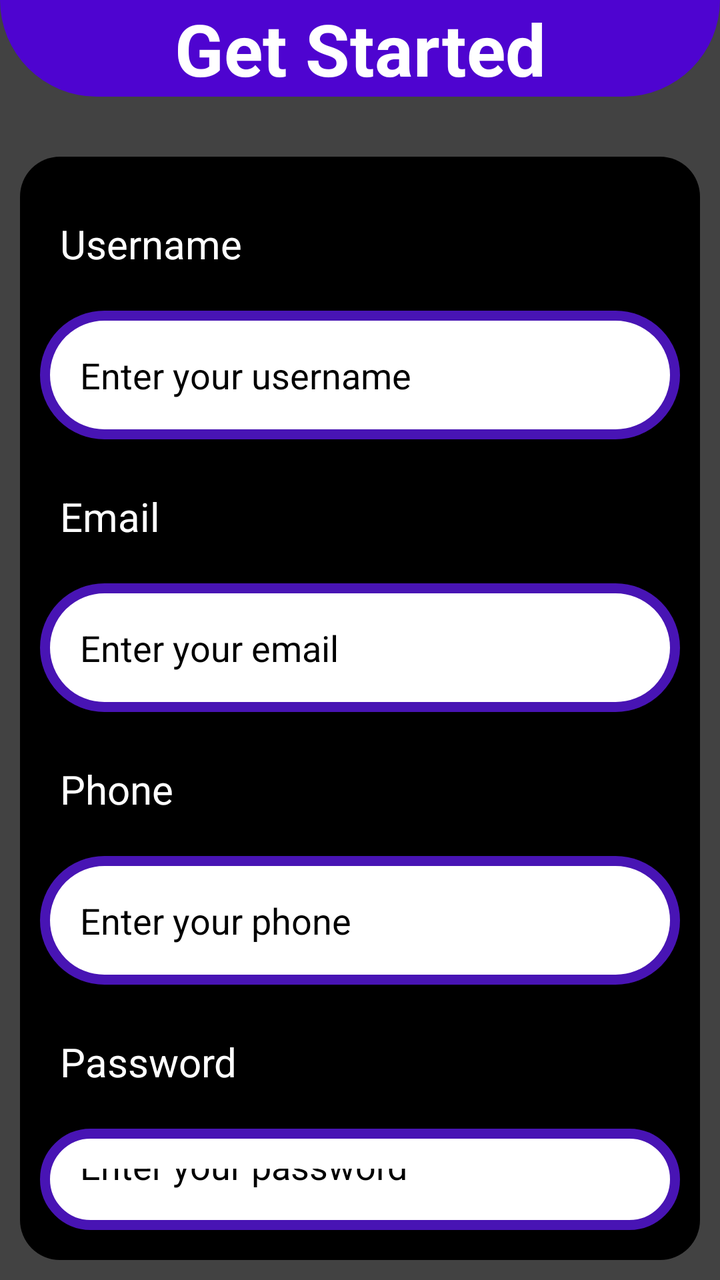
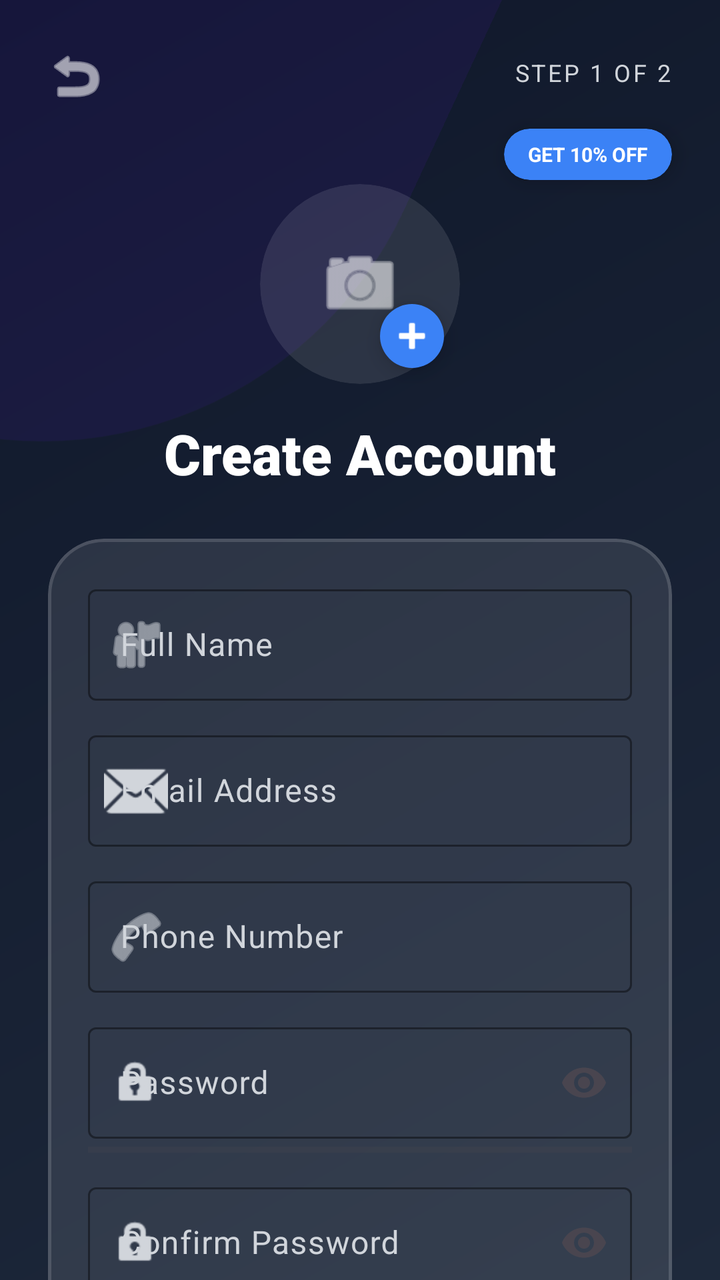

Two renders of the same Android screen: before a commit and after it. Below are the layout's source before the change and the commit's diff.
<!-- AndroidManifest.xml: application theme Theme.SokoGardenApp_Kenny -->
<!-- res/layout/activity_sign_up.xml -->
<?xml version="1.0" encoding="utf-8"?>
<LinearLayout xmlns:android="http://schemas.android.com/apk/res/android"
    xmlns:app="http://schemas.android.com/apk/res-auto"
    xmlns:tools="http://schemas.android.com/tools"
    android:id="@+id/main"
    android:layout_width="match_parent"
    android:layout_height="match_parent"
    android:orientation="vertical"
    android:backgroundTint="@color/cardview_dark_background"
    android:background="@color/material_dynamic_primary0"
    tools:context=".SignUpActivity">


    <TextView
        android:layout_width="match_parent"
        android:layout_height="wrap_content"
        android:text="Get Started"
        android:textSize="36sp"
        android:textAlignment="center"
        android:textColor="@color/white"
        android:background="@drawable/shape"
        android:textStyle="bold"
        android:layout_marginBottom="20dp"/>


    
    <LinearLayout
        android:layout_width="match_parent"
        android:layout_height="wrap_content"
        android:orientation="vertical"
        android:backgroundTint="@color/black"
        android:padding="10dp"
        android:layout_margin="10dp"
        android:background="@drawable/form_bg_shape">



    
    <TextView
        android:layout_width="match_parent"
        android:layout_height="wrap_content"
        android:text="Username"
        android:textColor="@color/white"
        android:textSize="20sp"
        android:layout_marginBottom="20dp"
        android:layout_marginTop="20dp"
        android:backgroundTint="@color/white"
        android:layout_marginLeft="10dp"/>


    <EditText
        android:layout_width="match_parent"
        android:layout_height="wrap_content"
        android:hint="Enter your username"
        android:padding="20dp"
        android:textColor="@color/black"
        android:layout_marginBottom="5dp"
        android:background="@drawable/edittext_shape"
        android:textColorHint="@color/black"
        android:id="@+id/username"/>


    <TextView
        android:layout_width="match_parent"
        android:layout_height="wrap_content"
        android:text="Email"
        android:textColor="@color/white"
        android:textSize="20sp"
        android:layout_marginBottom="20dp"
        android:layout_marginTop="20dp"
        android:textColorHint="@color/white"
        android:layout_marginLeft="10dp"/>

    
    <EditText
        android:layout_width="match_parent"
        android:layout_height="wrap_content"
        android:hint="Enter your email"
        android:padding="20dp"
        android:textColor="@color/black"
        android:layout_marginBottom="5dp"
        android:inputType="textEmailAddress"
        android:background="@drawable/edittext_shape"
        android:textColorHint="@color/black"
        android:id="@+id/email"/>

    <TextView
        android:layout_width="match_parent"
        android:layout_height="wrap_content"
        android:text="Phone"
        android:textColor="@color/white"
        android:textSize="20sp"
        android:layout_marginBottom="20dp"
        android:layout_marginTop="20dp"
        android:textColorHint="@color/black"
        android:layout_marginLeft="10dp"/>

    
    <EditText
        android:layout_width="match_parent"
        android:layout_height="wrap_content"
        android:hint="Enter your phone"
        android:padding="20dp"
        android:textColor="@color/black"
        android:layout_marginBottom="5dp"
        android:textColorHint="@color/black"
        android:background="@drawable/edittext_shape"
        android:id="@+id/phone"/>


    <TextView
        android:layout_width="match_parent"
        android:layout_height="wrap_content"
        android:text="Password"
        android:textColor="@color/white"
        android:textSize="20sp"
        android:layout_marginBottom="20dp"
        android:layout_marginTop="20dp"
        android:backgroundTint="@color/black"
        android:layout_marginLeft="10dp"/>

    
    <EditText
        android:layout_width="match_parent"
        android:layout_height="wrap_content"
        android:hint="Enter your password"
        android:padding="20dp"
        android:textColor="@color/black"
        android:layout_marginBottom="5dp"
        android:textColorHint="@color/black"
        android:inputType="textPassword"
        android:background="@drawable/edittext_shape"
        android:id="@+id/password"/>
    <Button
        android:layout_width="match_parent"
        android:layout_height="wrap_content"
        android:text="Sign Up"
        android:background="@color/white"
        android:id="@+id/signup"/>

    </LinearLayout>
</LinearLayout>
<!-- resources referenced by this layout -->
<resources>
  <color name="black">#FF000000</color>
  <color name="white">#FFFFFFFF</color>
  <!-- drawable edittext_shape (drawable) -->
  <?xml version="1.0" encoding="utf-8"?>
  <shape
      xmlns:android="http://schemas.android.com/apk/res/android">
  
      <solid
          android:color="@color/white"/>
  
      <stroke
          android:width="5dp"
          android:color="#4814B4"/>
  
      <corners
          android:radius="30dp"/>
  
  
  </shape>
  <!-- drawable form_bg_shape (drawable) -->
  <?xml version="1.0" encoding="utf-8"?>
  <shape
      xmlns:android="http://schemas.android.com/apk/res/android">
      <solid android:color="@color/white"/>
      <corners
          android:radius="20dp"/>
  
          <padding
              android:bottom="10dp"
              android:top="10dp"/>
  </shape>
  <!-- drawable shape (drawable) -->
  <?xml version="1.0" encoding="utf-8"?>
  <shape
      xmlns:android="http://schemas.android.com/apk/res/android">
  
      <solid android:color="#4E04D0"/>
      <corners
          android:bottomLeftRadius="500dp"
          android:bottomRightRadius="500dp"/>
  </shape>
  <style name="Theme.SokoGardenApp_Kenny" parent="Base.Theme.SokoGardenApp_Kenny" />
  <style name="Base.Theme.SokoGardenApp_Kenny" parent="Theme.Material3.DayNight.NoActionBar">
          
          
      </style>
</resources>

<!-- the commit's change to res/layout/activity_sign_up.xml (unified diff, before → after) -->
@@ -1,142 +1,396 @@
 <?xml version="1.0" encoding="utf-8"?>
-<LinearLayout xmlns:android="http://schemas.android.com/apk/res/android"
+<androidx.core.widget.NestedScrollView xmlns:android="http://schemas.android.com/apk/res/android"
     xmlns:app="http://schemas.android.com/apk/res-auto"
     xmlns:tools="http://schemas.android.com/tools"
-    android:id="@+id/main"
     android:layout_width="match_parent"
     android:layout_height="match_parent"
-    android:orientation="vertical"
-    android:backgroundTint="@color/cardview_dark_background"
-    android:background="@color/material_dynamic_primary0"
+    android:background="@drawable/splash_gradient"
+    android:fillViewport="true"
     tools:context=".SignUpActivity">
 
-
-    <TextView
+    <androidx.constraintlayout.widget.ConstraintLayout
+        android:id="@+id/main"
         android:layout_width="match_parent"
         android:layout_height="wrap_content"
-        android:text="Get Started"
-        android:textSize="36sp"
-        android:textAlignment="center"
-        android:textColor="@color/white"
-        android:background="@drawable/shape"
-        android:textStyle="bold"
-        android:layout_marginBottom="20dp"/>
-
-
-    
-    <LinearLayout
-        android:layout_width="match_parent"
-        android:layout_height="wrap_content"
-        android:orientation="vertical"
-        android:backgroundTint="@color/black"
-        android:padding="10dp"
-        android:layout_margin="10dp"
-        android:background="@drawable/form_bg_shape">
-
-
-
-    
-    <TextView
-        android:layout_width="match_parent"
-        android:layout_height="wrap_content"
-        android:text="Username"
-        android:textColor="@color/white"
-        android:textSize="20sp"
-        android:layout_marginBottom="20dp"
-        android:layout_marginTop="20dp"
-        android:backgroundTint="@color/white"
-        android:layout_marginLeft="10dp"/>
-
-
-    <EditText
-        android:layout_width="match_parent"
-        android:layout_height="wrap_content"
-        android:hint="Enter your username"
-        android:padding="20dp"
-        android:textColor="@color/black"
-        android:layout_marginBottom="5dp"
-        android:background="@drawable/edittext_shape"
-        android:textColorHint="@color/black"
-        android:id="@+id/username"/>
-
-
-    <TextView
-        android:layout_width="match_parent"
-        android:layout_height="wrap_content"
-        android:text="Email"
-        android:textColor="@color/white"
-        android:textSize="20sp"
-        android:layout_marginBottom="20dp"
-        android:layout_marginTop="20dp"
-        android:textColorHint="@color/white"
-        android:layout_marginLeft="10dp"/>
-
-    
-    <EditText
-        android:layout_width="match_parent"
-        android:layout_height="wrap_content"
-        android:hint="Enter your email"
-        android:padding="20dp"
-        android:textColor="@color/black"
-        android:layout_marginBottom="5dp"
-        android:inputType="textEmailAddress"
-        android:background="@drawable/edittext_shape"
-        android:textColorHint="@color/black"
-        android:id="@+id/email"/>
-
-    <TextView
-        android:layout_width="match_parent"
-        android:layout_height="wrap_content"
-        android:text="Phone"
-        android:textColor="@color/white"
-        android:textSize="20sp"
-        android:layout_marginBottom="20dp"
-        android:layout_marginTop="20dp"
-        android:textColorHint="@color/black"
-        android:layout_marginLeft="10dp"/>
-
-    
-    <EditText
-        android:layout_width="match_parent"
-        android:layout_height="wrap_content"
-        android:hint="Enter your phone"
-        android:padding="20dp"
-        android:textColor="@color/black"
-        android:layout_marginBottom="5dp"
-        android:textColorHint="@color/black"
-        android:background="@drawable/edittext_shape"
-        android:id="@+id/phone"/>
-
-
-    <TextView
-        android:layout_width="match_parent"
-        android:layout_height="wrap_content"
-        android:text="Password"
-        android:textColor="@color/white"
-        android:textSize="20sp"
-        android:layout_marginBottom="20dp"
-        android:layout_marginTop="20dp"
-        android:backgroundTint="@color/black"
-        android:layout_marginLeft="10dp"/>
-
-    
-    <EditText
-        android:layout_width="match_parent"
-        android:layout_height="wrap_content"
-        android:hint="Enter your password"
-        android:padding="20dp"
-        android:textColor="@color/black"
-        android:layout_marginBottom="5dp"
-        android:textColorHint="@color/black"
-        android:inputType="textPassword"
-        android:background="@drawable/edittext_shape"
-        android:id="@+id/password"/>
-    <Button
-        android:layout_width="match_parent"
-        android:layout_height="wrap_content"
-        android:text="Sign Up"
-        android:background="@color/white"
-        android:id="@+id/signup"/>
-
-    </LinearLayout>
-</LinearLayout>
+        android:paddingBottom="40dp">
+
+        
+        <View
+            android:id="@+id/decor_top"
+            android:layout_width="400dp"
+            android:layout_height="400dp"
+            android:layout_marginStart="-180dp"
+            android:layout_marginTop="-180dp"
+            android:alpha="0.1"
+            android:background="@drawable/shape"
+            android:rotation="25"
+            app:layout_constraintStart_toStartOf="parent"
+            app:layout_constraintTop_toTopOf="parent" />
+
+        <View
+            android:id="@+id/decor_bottom"
+            android:layout_width="350dp"
+            android:layout_height="350dp"
+            android:layout_marginEnd="-150dp"
+            android:layout_marginBottom="-150dp"
+            android:alpha="0.08"
+            android:background="@drawable/shape"
+            android:rotation="-15"
+            app:layout_constraintBottom_toBottomOf="parent"
+            app:layout_constraintEnd_toEndOf="parent" />
+
+        
+        <ImageButton
+            android:id="@+id/btnBack"
+            android:layout_width="44dp"
+            android:layout_height="44dp"
+            android:layout_marginStart="16dp"
+            android:layout_marginTop="16dp"
+            android:background="?attr/selectableItemBackgroundBorderless"
+            android:contentDescription="@string/back"
+            android:src="@android:drawable/ic_menu_revert"
+            app:layout_constraintStart_toStartOf="parent"
+            app:layout_constraintTop_toTopOf="parent"
+            app:tint="@color/white" />
+
+        
+        <TextView
+            android:id="@+id/tvStep"
+            android:layout_width="wrap_content"
+            android:layout_height="wrap_content"
+            android:layout_marginTop="28dp"
+            android:layout_marginEnd="24dp"
+            android:text="@string/step_indicator"
+            android:textColor="@color/text_gray"
+            android:textSize="12sp"
+            android:textAllCaps="true"
+            android:letterSpacing="0.1"
+            app:layout_constraintEnd_toEndOf="parent"
+            app:layout_constraintTop_toTopOf="parent" />
+
+        
+        <com.google.android.material.card.MaterialCardView
+            android:id="@+id/promoBadge"
+            android:layout_width="wrap_content"
+            android:layout_height="wrap_content"
+            android:layout_marginTop="20dp"
+            android:layout_marginEnd="24dp"
+            app:cardBackgroundColor="@color/accent_blue"
+            app:cardCornerRadius="20dp"
+            app:cardElevation="6dp"
+            app:layout_constraintEnd_toEndOf="parent"
+            app:layout_constraintTop_toBottomOf="@id/tvStep"
+            app:strokeWidth="0dp">
+            <TextView
+                android:layout_width="wrap_content"
+                android:layout_height="wrap_content"
+                android:paddingHorizontal="12dp"
+                android:paddingVertical="6dp"
+                android:text="@string/promo_label"
+                android:textColor="@color/white"
+                android:textSize="10sp"
+                android:textStyle="bold" />
+        </com.google.android.material.card.MaterialCardView>
+
+        
+        <FrameLayout
+            android:id="@+id/avatar_container"
+            android:layout_width="wrap_content"
+            android:layout_height="wrap_content"
+            android:layout_marginTop="32dp"
+            app:layout_constraintEnd_toEndOf="parent"
+            app:layout_constraintStart_toStartOf="parent"
+            app:layout_constraintTop_toBottomOf="@id/btnBack">
+
+            <androidx.cardview.widget.CardView
+                android:layout_width="100dp"
+                android:layout_height="100dp"
+                app:cardBackgroundColor="#1AFFFFFF"
+                app:cardCornerRadius="50dp"
+                app:cardElevation="0dp">
+                <ImageView
+                    android:id="@+id/ivProfile"
+                    android:layout_width="match_parent"
+                    android:layout_height="match_parent"
+                    android:padding="28dp"
+                    android:scaleType="fitCenter"
+                    android:src="@android:drawable/ic_menu_camera"
+                    app:tint="@color/white"
+                    android:contentDescription="@string/full_name" />
+            </androidx.cardview.widget.CardView>
+
+            <com.google.android.material.floatingactionbutton.FloatingActionButton
+                android:layout_width="wrap_content"
+                android:layout_height="wrap_content"
+                android:layout_gravity="bottom|end"
+                android:src="@android:drawable/ic_input_add"
+                app:backgroundTint="@color/accent_blue"
+                app:fabCustomSize="32dp"
+                app:tint="@color/white"
+                android:contentDescription="@string/get_started" />
+        </FrameLayout>
+
+        
+        <LinearLayout
+            android:id="@+id/profileHeader"
+            android:layout_width="wrap_content"
+            android:layout_height="wrap_content"
+            android:layout_marginTop="16dp"
+            android:gravity="center"
+            android:orientation="vertical"
+            app:layout_constraintEnd_toEndOf="parent"
+            app:layout_constraintStart_toStartOf="parent"
+            app:layout_constraintTop_toBottomOf="@id/avatar_container">
+
+            <TextView
+                android:id="@+id/tvTitle"
+                android:layout_width="wrap_content"
+                android:layout_height="wrap_content"
+                android:fontFamily="sans-serif-black"
+                android:text="@string/create_account"
+                android:textColor="@color/white"
+                android:textSize="28sp"
+                android:textStyle="bold" />
+        </LinearLayout>
+
+        
+        <com.google.android.material.card.MaterialCardView
+            android:id="@+id/formCard"
+            android:layout_width="match_parent"
+            android:layout_height="wrap_content"
+            android:layout_marginHorizontal="24dp"
+            android:layout_marginTop="24dp"
+            app:cardBackgroundColor="#1AFFFFFF"
+            app:cardCornerRadius="28dp"
+            app:cardElevation="0dp"
+            app:layout_constraintTop_toBottomOf="@id/profileHeader"
+            app:strokeColor="#25FFFFFF"
+            app:strokeWidth="1.5dp">
+
+            <LinearLayout
+                android:id="@+id/formContainer"
+                android:layout_width="match_parent"
+                android:layout_height="wrap_content"
+                android:orientation="vertical"
+                android:padding="20dp">
+
+                <com.google.android.material.textfield.TextInputLayout
+                    style="@style/Widget.Material3.TextInputLayout.OutlinedBox"
+                    android:layout_width="match_parent"
+                    android:layout_height="wrap_content"
+                    android:layout_marginBottom="12dp"
+                    android:hint="@string/full_name"
+                    android:textColorHint="@color/text_gray"
+                    app:boxStrokeColor="@color/accent_blue"
+                    app:startIconDrawable="@android:drawable/ic_menu_myplaces"
+                    app:startIconTint="@color/text_gray">
+                    <com.google.android.material.textfield.TextInputEditText
+                        android:id="@+id/username"
+                        android:layout_width="match_parent"
+                        android:layout_height="wrap_content"
+                        android:inputType="textPersonName"
+                        android:textColor="@color/white" />
+                </com.google.android.material.textfield.TextInputLayout>
+
+                <com.google.android.material.textfield.TextInputLayout
+                    style="@style/Widget.Material3.TextInputLayout.OutlinedBox"
+                    android:layout_width="match_parent"
+                    android:layout_height="wrap_content"
+                    android:layout_marginBottom="12dp"
+                    android:hint="@string/email_address"
+                    android:textColorHint="@color/text_gray"
+                    app:boxStrokeColor="@color/accent_blue"
+                    app:startIconDrawable="@android:drawable/ic_dialog_email"
+                    app:startIconTint="@color/text_gray">
+                    <com.google.android.material.textfield.TextInputEditText
+                        android:id="@+id/email"
+                        android:layout_width="match_parent"
+                        android:layout_height="wrap_content"
+                        android:inputType="textEmailAddress"
+                        android:textColor="@color/white" />
+                </com.google.android.material.textfield.TextInputLayout>
+
+                <com.google.android.material.textfield.TextInputLayout
+                    style="@style/Widget.Material3.TextInputLayout.OutlinedBox"
+                    android:layout_width="match_parent"
+                    android:layout_height="wrap_content"
+                    android:layout_marginBottom="12dp"
+                    android:hint="@string/phone_number"
+                    android:textColorHint="@color/text_gray"
+                    app:boxStrokeColor="@color/accent_blue"
+                    app:startIconDrawable="@android:drawable/ic_menu_call"
+                    app:startIconTint="@color/text_gray">
+                    <com.google.android.material.textfield.TextInputEditText
+                        android:id="@+id/phone"
+                        android:layout_width="match_parent"
+                        android:layout_height="wrap_content"
+                        android:inputType="phone"
+                        android:textColor="@color/white" />
+                </com.google.android.material.textfield.TextInputLayout>
+
+                <com.google.android.material.textfield.TextInputLayout
+                    style="@style/Widget.Material3.TextInputLayout.OutlinedBox"
+                    android:layout_width="match_parent"
+                    android:layout_height="wrap_content"
+                    android:layout_marginBottom="4dp"
+                    android:hint="@string/password"
+                    android:textColorHint="@color/text_gray"
+                    app:boxStrokeColor="@color/accent_blue"
+                    app:endIconMode="password_toggle"
+                    app:startIconDrawable="@android:drawable/ic_lock_idle_lock"
+                    app:startIconTint="@color/text_gray">
+                    <com.google.android.material.textfield.TextInputEditText
+                        android:id="@+id/password"
+                        android:layout_width="match_parent"
+                        android:layout_height="wrap_content"
+                        android:inputType="textPassword"
+                        android:textColor="@color/white" />
+                </com.google.android.material.textfield.TextInputLayout>
+
+                <ProgressBar
+                    android:id="@+id/passwordStrength"
+                    style="?android:attr/progressBarStyleHorizontal"
+                    android:layout_width="match_parent"
+                    android:layout_height="3dp"
+                    android:layout_marginBottom="12dp"
+                    android:max="100"
+                    android:progress="0"
+                    android:progressTint="#EF4444" />
+
+                <com.google.android.material.textfield.TextInputLayout
+                    android:id="@+id/tilConfirmPassword"
+                    style="@style/Widget.Material3.TextInputLayout.OutlinedBox"
+                    android:layout_width="match_parent"
+                    android:layout_height="wrap_content"
+                    android:layout_marginBottom="16dp"
+                    android:hint="@string/confirm_password"
+                    android:textColorHint="@color/text_gray"
+                    app:boxStrokeColor="@color/accent_blue"
+                    app:endIconMode="password_toggle"
+                    app:startIconDrawable="@android:drawable/ic_lock_idle_lock"
+                    app:startIconTint="@color/text_gray">
+                    <com.google.android.material.textfield.TextInputEditText
+                        android:id="@+id/confirmPassword"
+                        android:layout_width="match_parent"
+                        android:layout_height="wrap_content"
+                        android:inputType="textPassword"
+                        android:textColor="@color/white" />
+                </com.google.android.material.textfield.TextInputLayout>
+
+                
+                <TextView
+                    android:layout_width="wrap_content"
+                    android:layout_height="wrap_content"
+                    android:layout_marginBottom="8dp"
+                    android:text="@string/interests_header"
+                    android:textColor="@color/text_gray"
+                    android:textSize="12sp"
+                    android:textStyle="bold" />
+
+                <com.google.android.material.chip.ChipGroup
+                    android:id="@+id/interestChips"
+                    android:layout_width="match_parent"
+                    android:layout_height="wrap_content"
+                    android:layout_marginBottom="20dp"
+                    app:chipSpacingHorizontal="8dp">
+                    <com.google.android.material.chip.Chip
+                        style="@style/Widget.Material3.Chip.Filter"
+                        android:layout_width="wrap_content"
+                        android:layout_height="wrap_content"
+                        android:text="@string/interest_phones"
+                        android:textColor="@color/white"
+                        app:chipBackgroundColor="#20FFFFFF"
+                        app:chipStrokeWidth="0dp" />
+                    <com.google.android.material.chip.Chip
+                        style="@style/Widget.Material3.Chip.Filter"
+                        android:layout_width="wrap_content"
+                        android:layout_height="wrap_content"
+                        android:text="@string/interest_laptops"
+                        android:textColor="@color/white"
+                        app:chipBackgroundColor="#20FFFFFF"
+                        app:chipStrokeWidth="0dp" />
+                    <com.google.android.material.chip.Chip
+                        style="@style/Widget.Material3.Chip.Filter"
+                        android:layout_width="wrap_content"
+                        android:layout_height="wrap_content"
+                        android:text="@string/interest_gaming"
+                        android:textColor="@color/white"
+                        app:chipBackgroundColor="#20FFFFFF"
+                        app:chipStrokeWidth="0dp" />
+                </com.google.android.material.chip.ChipGroup>
+
+                <CheckBox
+                    android:id="@+id/cbTerms"
+                    android:layout_width="wrap_content"
+                    android:layout_height="wrap_content"
+                    android:layout_marginBottom="24dp"
+                    android:buttonTint="@color/accent_blue"
+                    android:text="@string/agree_terms"
+                    android:textColor="@color/text_gray"
+                    android:textSize="13sp" />
+
+                <com.google.android.material.button.MaterialButton
+                    android:id="@+id/signup"
+                    android:layout_width="match_parent"
+                    android:layout_height="64dp"
+                    android:text="@string/sign_up"
+                    android:textAllCaps="true"
+                    android:textSize="16sp"
+                    android:textStyle="bold"
+                    app:backgroundTint="@color/accent_blue"
+                    app:cornerRadius="16dp"
+                    app:elevation="8dp" />
+
+            </LinearLayout>
+        </com.google.android.material.card.MaterialCardView>
+
+        
+        <TextView
+            android:id="@+id/secure_footer"
+            android:layout_width="wrap_content"
+            android:layout_height="wrap_content"
+            android:layout_marginTop="24dp"
+            android:alpha="0.4"
+            android:drawablePadding="8dp"
+            android:text="@string/secure_connection"
+            android:textAllCaps="true"
+            android:textColor="@color/white"
+            android:textSize="10sp"
+            app:drawableStartCompat="@android:drawable/ic_lock_idle_lock"
+            app:drawableTint="@color/white"
+            app:layout_constraintEnd_toEndOf="parent"
+            app:layout_constraintStart_toStartOf="parent"
+            app:layout_constraintTop_toBottomOf="@id/formCard" />
+
+        
+        <LinearLayout
+            android:layout_width="wrap_content"
+            android:layout_height="wrap_content"
+            android:layout_marginTop="32dp"
+            android:layout_marginBottom="24dp"
+            android:orientation="horizontal"
+            app:layout_constraintBottom_toBottomOf="parent"
+            app:layout_constraintEnd_toEndOf="parent"
+            app:layout_constraintStart_toStartOf="parent"
+            app:layout_constraintTop_toBottomOf="@id/secure_footer">
+
+            <TextView
+                android:layout_width="wrap_content"
+                android:layout_height="wrap_content"
+                android:text="@string/already_have_account"
+                android:textColor="@color/text_gray"
+                android:textSize="15sp" />
+
+            <TextView
+                android:id="@+id/tvSignIn"
+                android:layout_width="wrap_content"
+                android:layout_height="wrap_content"
+                android:padding="4dp"
+                android:text="@string/sign_in"
+                android:textColor="@color/accent_blue"
+                android:textSize="15sp"
+                android:textStyle="bold" />
+        </LinearLayout>
+
+    </androidx.constraintlayout.widget.ConstraintLayout>
+</androidx.core.widget.NestedScrollView>
<!-- resource entries referenced after the edit -->
@@ -1,36 +1,8 @@
 <!-- resources referenced by this layout -->
 <resources>
-  <color name="black">#FF000000</color>
-  <color name="white">#FFFFFFFF</color>
-  <!-- drawable edittext_shape (drawable) -->
-  <?xml version="1.0" encoding="utf-8"?>
-  <shape
-      xmlns:android="http://schemas.android.com/apk/res/android">
-  
-      <solid
-          android:color="@color/white"/>
-  
-      <stroke
-          android:width="5dp"
-          android:color="#4814B4"/>
-  
-      <corners
-          android:radius="30dp"/>
-  
-  
-  </shape>
-  <!-- drawable form_bg_shape (drawable) -->
-  <?xml version="1.0" encoding="utf-8"?>
-  <shape
-      xmlns:android="http://schemas.android.com/apk/res/android">
-      <solid android:color="@color/white"/>
-      <corners
-          android:radius="20dp"/>
-  
-          <padding
-              android:bottom="10dp"
-              android:top="10dp"/>
-  </shape>
+  <color name="accent_blue">#3B82F6</color>
+  <color name="text_gray">#D1D5DB</color>
+  <color name="white">#FFFFFF</color>
   <!-- drawable shape (drawable) -->
   <?xml version="1.0" encoding="utf-8"?>
   <shape
@@ -41,10 +13,52 @@
           android:bottomLeftRadius="500dp"
           android:bottomRightRadius="500dp"/>
   </shape>
+  <!-- drawable splash_gradient (drawable) -->
+  <?xml version="1.0" encoding="utf-8"?>
+  <shape xmlns:android="http://schemas.android.com/apk/res/android">
+      <gradient
+          android:angle="135"
+          android:endColor="#0F172A"
+          android:startColor="#1E293B"
+          android:type="linear" />
+  </shape>
+  <string name="agree_terms">I agree to the Terms of Service</string>
+  <string name="already_have_account">Already have an account? </string>
+  <string name="back">Back</string>
+  <string name="confirm_password">Confirm Password</string>
+  <string name="create_account">Create Account</string>
+  <string name="email_address">Email Address</string>
+  <string name="full_name">Full Name</string>
+  <string name="get_started">Get Started</string>
+  <string name="interest_gaming">Gaming</string>
+  <string name="interest_laptops">Laptops</string>
+  <string name="interest_phones">Smartphones</string>
+  <string name="interests_header">What are you looking for?</string>
+  <string name="password">Password</string>
+  <string name="phone_number">Phone Number</string>
+  <string name="promo_label">GET 10% OFF</string>
+  <string name="secure_connection">SECURE &amp; ENCRYPTED</string>
+  <string name="sign_in">Sign In</string>
+  <string name="sign_up">Sign Up</string>
+  <string name="step_indicator">Step 1 of 2</string>
   <style name="Theme.SokoGardenApp_Kenny" parent="Base.Theme.SokoGardenApp_Kenny" />
   <style name="Base.Theme.SokoGardenApp_Kenny" parent="Theme.Material3.DayNight.NoActionBar">
           
+          <item name="colorPrimary">@color/accent_blue</item>
+          <item name="colorOnPrimary">@color/white</item>
+          <item name="colorPrimaryContainer">@color/navy_surface</item>
+          <item name="colorOnPrimaryContainer">@color/white</item>
+  
+          <item name="colorSecondary">@color/neon_blue</item>
+          <item name="colorOnSecondary">@color/navy_blue</item>
+  
+          <item name="android:statusBarColor">@color/navy_blue</item>
+          <item name="android:windowBackground">@color/navy_blue</item>
+  
           
       </style>
+  <color name="navy_surface">#1E293B</color>
+  <color name="neon_blue">#00F2FF</color>
+  <color name="navy_blue">#0F172A</color>
 </resources>
 
